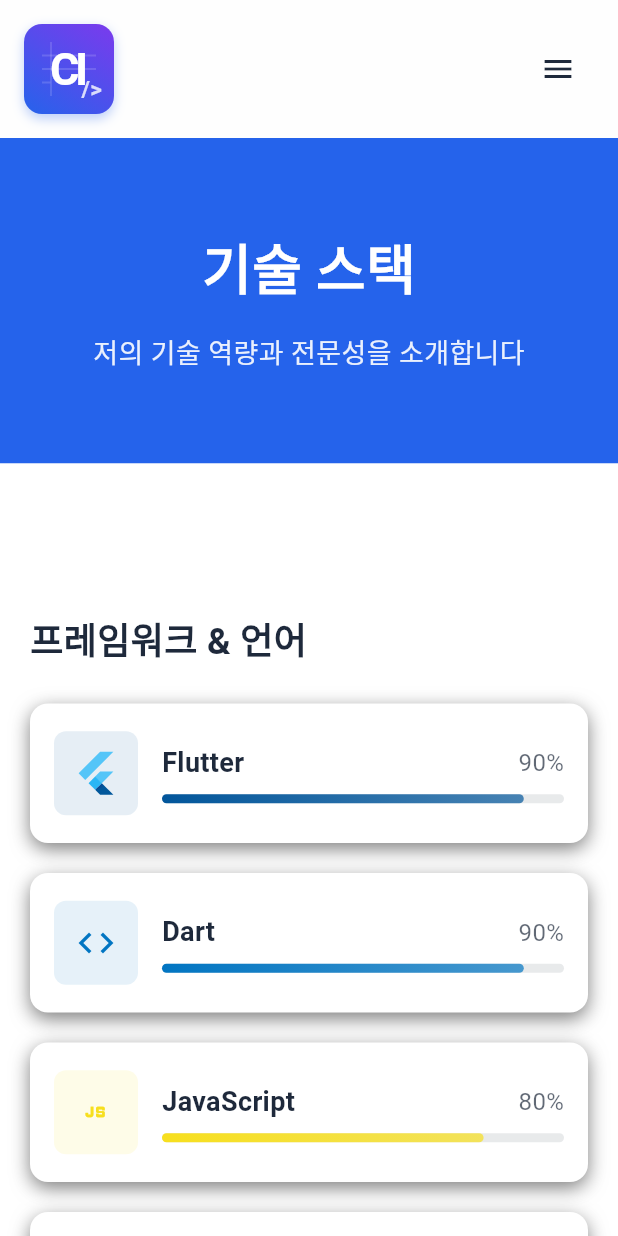
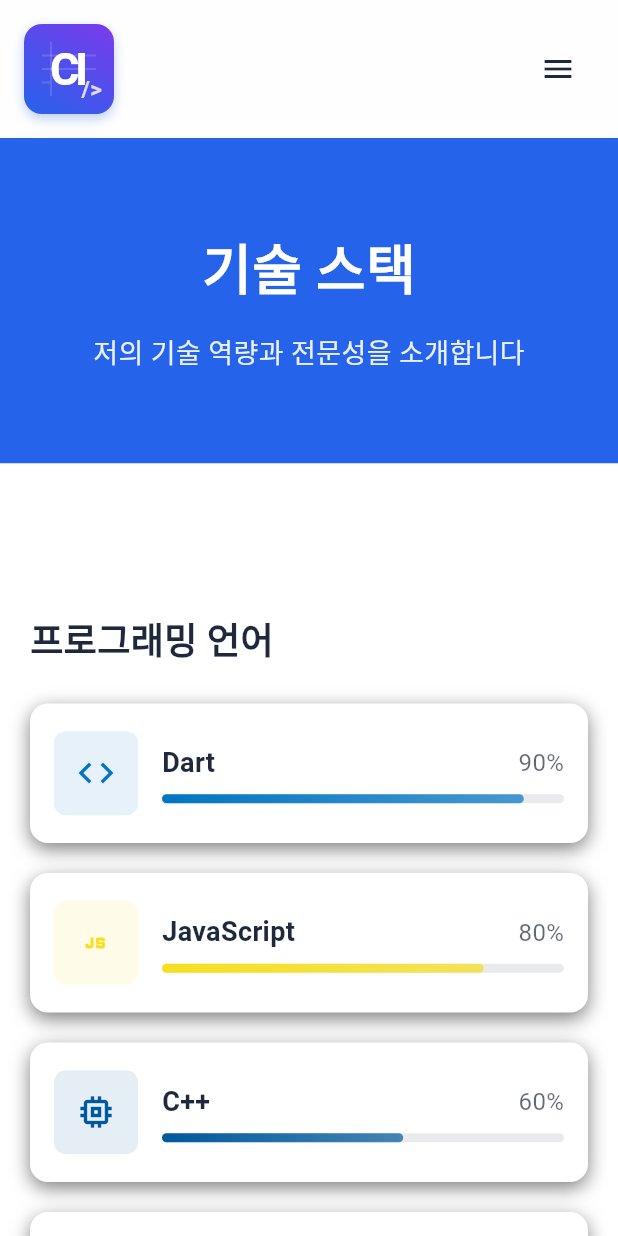
Before and after one commit to choe-inho/web_portfolio, a Flutter app: the SkillsScreen screen opened by its route, on a phone screen of 412 x 824 dp. Run offline on Flutter 3.47's test engine with Material 3 defaults, Android fonts, the phone set to English and light mode, and no system bars; our stand-ins replace bootstrap_icons, go_router, visibility_detector; network calls fail; Roboto replaces fonts that are missing (Pretendard); project files that could hold a hidden picture were left out.

Commit message:
오탈자수정

```diff
--- a/lib/widget/Skills_Section.dart
+++ b/lib/widget/Skills_Section.dart
@@ -78,48 +78,62 @@
     // 기술 스택 데이터
     final categories = [
       {
-        'title': '프레임워크 & 언어',
+        'title': '프로그래밍 언어',
         'skills': [
-          {'name': 'Flutter', 'level': 0.9, 'iconData': Icons.flutter_dash, 'color': Color(0xFF02569B)}, // Flutter 파란색
           {'name': 'Dart', 'level': 0.9, 'iconData': Icons.code, 'color': Color(0xFF0175C2)}, // Dart 파란색
           {'name': 'JavaScript', 'level': 0.8, 'iconData': Icons.javascript, 'color': Color(0xFFF7DF1E)}, // JS 노란색
-          {'name': 'Node.js', 'level': 0.6, 'iconData': Icons.memory, 'color': Color(0xFF00599C)}, // C++ 파란색
-          {'name': 'C++', 'level': 0.6, 'iconData': Icons.data_object, 'color': Color(0xFF3776AB)}, // Python 파란색/노란색
+          {'name': 'C++', 'level': 0.6, 'iconData': Icons.memory, 'color': Color(0xFF00599C)}, // C++ 파란색
+          {'name': 'Python', 'level': 0.5, 'iconData': Icons.data_object, 'color': Color(0xFF3776AB)}, // Python 파란색
         ]
       },
       {
-      'title': '클라우드 서비스',
+        'title': '프레임워크 & 플랫폼',
+        'skills': [
+          {'name': 'Flutter', 'level': 0.9, 'iconData': Icons.flutter_dash, 'color': Color(0xFF02569B)}, // Flutter 파란색
+          {'name': 'Node.js', 'level': 0.6, 'iconData': Icons.device_hub, 'color': Color(0xFF339933)}, // Node.js 녹색
+        ]
+      },
+      {
+        'title': '클라우드 & 데이터베이스',
         'skills': [
           {'name': 'Firebase', 'level': 0.85, 'iconData': Icons.local_fire_department, 'color': Color(0xFFFFCA28)}, // Firebase 노란색
           {'name': 'AWS', 'level': 0.7, 'iconData': Icons.cloud, 'color': Color(0xFF232F3E)}, // AWS 검정색
-          {'name': 'Maria DB', 'level': 0.8, 'iconData': Icons.device_hub, 'color': Color(0xFF339933)}, // Node.js 녹색
+          {'name': 'MariaDB', 'level': 0.8, 'iconData': Icons.storage, 'color': Color(0xFF003545)}, // MariaDB 색상
         ]
       },
-
     ];
 
-    // 상세 페이지일 경우 추가 스킬 포함 (선택 사항)
+// 상세 페이지일 경우 추가 스킬 포함
     if (isDetailedPage) {
-      categories.addAll(
-        [{
-          'title': '도구 & 기타',
+      categories.addAll([
+        {
+          'title': '상태 관리',
           'skills': [
-            {'name': 'Git/GitHub', 'level': 0.7, 'iconData': Icons.merge_type, 'color': Color(0xFF181717)}, // GitHub 검정색
-            {'name': 'VS Code', 'level': 0.9, 'iconData': Icons.code, 'color': Color(0xFF007ACC)}, // VS Code 파란색
-            {'name': 'Figma', 'level': 0.4, 'iconData': Icons.design_services, 'color': Color(0xFFF24E1E)}, // Figma 빨간색
-            {'name': 'Android Studio', 'level': 0.9, 'iconData': Icons.android, 'color': Color(0xFF3DDC84)}, // Android 녹색
+            {'name': 'Provider', 'level': 0.9, 'iconData': Icons.account_tree, 'color': Color(0xFF4CAF50)}, // 녹색
+            {'name': 'GetX', 'level': 0.9, 'iconData': Icons.speed, 'color': Color(0xFF00B8D4)}, // 청록색
+            {'name': 'Bloc', 'level': 0.4, 'iconData': Icons.view_stream, 'color': Color(0xFF6D61E7)}, // 보라색
+            {'name': 'Riverpod', 'level': 0.3, 'iconData': Icons.stream, 'color': Color(0xFF3FC5F0)}, // 하늘색
           ]
         },
         {
-          'title': '상태 관리 & 아키텍처',
+          'title': '개발 도구',
           'skills': [
-            {'name': 'Provider', 'level': 0.9, 'iconData': Icons.account_tree, 'color': Color(0xFF4CAF50)}, // 녹색
-            {'name': 'GetX', 'level': 0.9, 'iconData': Icons.speed, 'color': Color(0xFF00B8D4)}, // 청록색
-            {'name': 'MVC/MVVM', 'level': 0.8, 'iconData': Icons.architecture, 'color': Color(0xFF607D8B)}, // 회색
+            {'name': 'Android Studio', 'level': 0.9, 'iconData': Icons.android, 'color': Color(0xFF3DDC84)}, // Android 녹색
+            {'name': 'VS Code', 'level': 0.9, 'iconData': Icons.code, 'color': Color(0xFF007ACC)}, // VS Code 파란색
+            {'name': 'Git/GitHub', 'level': 0.7, 'iconData': Icons.merge_type, 'color': Color(0xFF181717)}, // GitHub 검정색
+            {'name': 'Figma', 'level': 0.4, 'iconData': Icons.design_services, 'color': Color(0xFFF24E1E)}, // Figma 빨간색
           ]
-        },]
-      );
-      // 예: categories.add({...}) 또는 기존 카테고리에 스킬 추가
+        },
+        {
+          'title': '아키텍처 & 디자인 패턴',
+          'skills': [
+            {'name': 'MVC Pattern', 'level': 0.8, 'iconData': Icons.architecture, 'color': Color(0xFF607D8B)}, // 회색
+            {'name': 'MVVM Pattern', 'level': 0.8, 'iconData': Icons.layers, 'color': Color(0xFF795548)}, // 갈색
+            {'name': 'Clean Architecture', 'level': 0.6, 'iconData': Icons.business, 'color': Color(0xFF9C27B0)}, // 보라색
+            {'name': 'Repository Pattern', 'level': 0.7, 'iconData': Icons.folder_special, 'color': Color(0xFFFF5722)}, // 주황색
+          ]
+        },
+      ]);
     }
 
     // 화면 너비에 따른 그리드 설정
```
